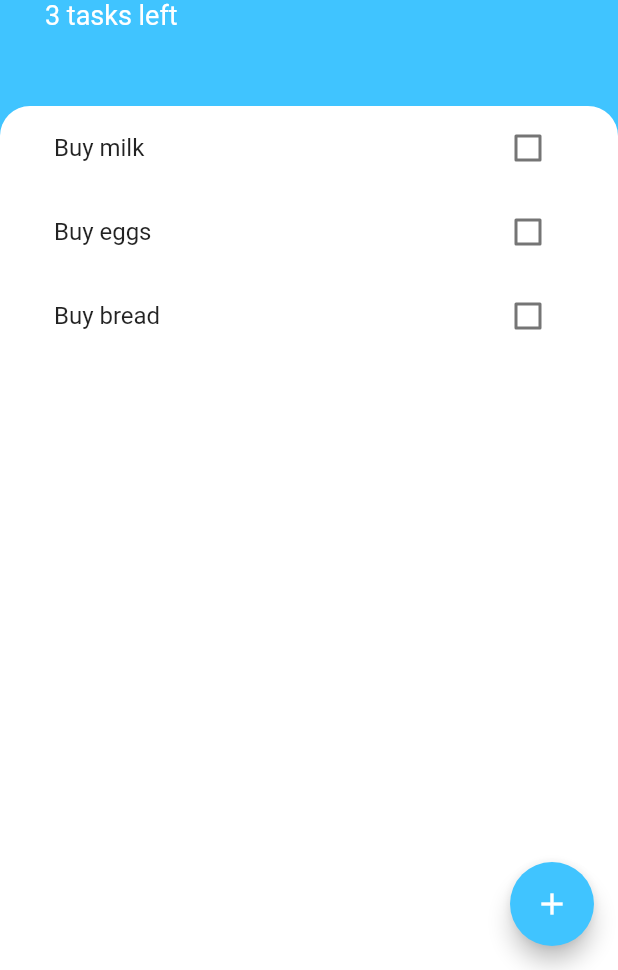
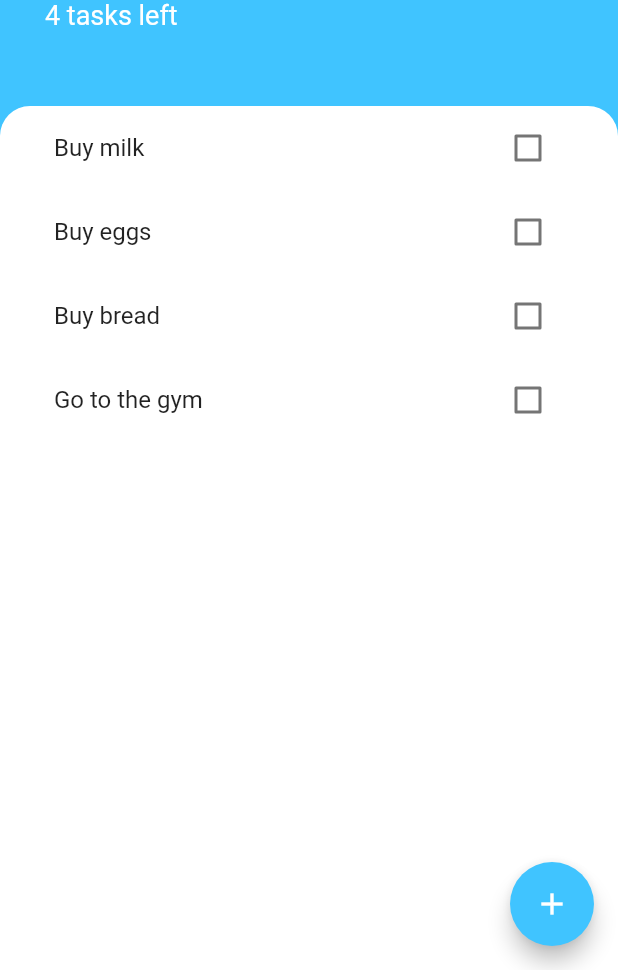
Before and after one commit to Stevemaster92/flutter-todoey, a Flutter app: the screen it shows after launch, on a phone screen of 412 x 824 dp, the part 266-1236 px from its top. Run offline on Flutter 3.47's test engine with Material 2 defaults, Android fonts, the phone set to English and light mode, and no system bars.

```diff
--- a/lib/main.dart
+++ b/lib/main.dart
@@ -1,13 +1,16 @@
 import 'package:flutter/material.dart';
+import 'package:flutter_todoey/models/task_data.dart';
 import 'package:flutter_todoey/screens/tasks_screen.dart';
+import 'package:provider/provider.dart';
 
 void main() => runApp(MyApp());
 
 class MyApp extends StatelessWidget {
   @override
   Widget build(BuildContext context) {
-    return MaterialApp(
-      home: TasksScreen(),
+    return ChangeNotifierProvider(
+      create: (context) => TaskData(),
+      child: MaterialApp(home: TasksScreen()),
     );
   }
 }
--- /dev/null
+++ b/lib/models/task_data.dart
@@ -0,0 +1,29 @@
+import 'dart:collection';
+
+import 'package:flutter/foundation.dart';
+import 'package:flutter_todoey/models/task.dart';
+
+class TaskData extends ChangeNotifier {
+  List<Task> _tasks = [
+    Task(name: "Buy milk"),
+    Task(name: "Buy eggs"),
+    Task(name: "Buy bread"),
+    Task(name: "Go to the gym"),
+  ];
+
+  int get taskCount => _tasks.length;
+
+  UnmodifiableListView<Task> get tasks => UnmodifiableListView(_tasks);
+
+  int get tasksLeft => _tasks.where((element) => !element.isDone).length;
+
+  void addTask(String title) {
+    _tasks.add(Task(name: title));
+    notifyListeners();
+  }
+
+  void toggleTask(int index) {
+    _tasks[index].toggleDone();
+    notifyListeners();
+  }
+}
--- a/lib/screens/tasks_screen.dart
+++ b/lib/screens/tasks_screen.dart
@@ -1,7 +1,8 @@
 import 'package:flutter/material.dart';
-import 'package:flutter_todoey/models/task.dart';
+import 'package:flutter_todoey/models/task_data.dart';
 import 'package:flutter_todoey/screens/add_task_screen.dart';
 import 'package:flutter_todoey/widgets/tasks_list.dart';
+import 'package:provider/provider.dart';
 
 class TasksScreen extends StatefulWidget {
   @override
@@ -9,20 +10,6 @@ class TasksScreen extends StatefulWidget {
 }
 
 class _TasksScreenState extends State<TasksScreen> {
-  List<Task> tasks = [
-    Task(name: "Buy milk"),
-    Task(name: "Buy eggs"),
-    Task(name: "Buy bread"),
-  ];
-  num numberOfTasksLeft;
-
-  @override
-  void initState() {
-    super.initState();
-
-    numberOfTasksLeft = tasks.length;
-  }
-
   @override
   Widget build(BuildContext context) {
     return Scaffold(
@@ -36,12 +23,7 @@ class _TasksScreenState extends State<TasksScreen> {
           builder: (context) => SingleChildScrollView(
             child: Container(
               padding: EdgeInsets.only(bottom: MediaQuery.of(context).viewInsets.bottom),
-              child: AddTaskScreen(
-                onTaskAdded: (title) => setState(() {
-                  tasks.add(Task(name: title));
-                  numberOfTasksLeft++;
-                }),
-              ),
+              child: AddTaskScreen(),
             ),
           ),
         ),
@@ -65,7 +47,7 @@ class _TasksScreenState extends State<TasksScreen> {
                   style: TextStyle(color: Colors.white, fontSize: 40.0, fontWeight: FontWeight.w700),
                 ),
                 Text(
-                  "$numberOfTasksLeft tasks left",
+                  "${Provider.of<TaskData>(context).tasksLeft} tasks left",
                   style: TextStyle(color: Colors.white, fontSize: 18.0),
                 ),
                 SizedBox(height: 20.0),
@@ -79,15 +61,7 @@ class _TasksScreenState extends State<TasksScreen> {
                 color: Colors.white,
                 borderRadius: BorderRadius.only(topLeft: Radius.circular(20.0), topRight: Radius.circular(20.0)),
               ),
-              child: TasksList(
-                items: tasks,
-                onChecked: (index, value) {
-                  setState(() {
-                    tasks[index].toggleDone();
-                    numberOfTasksLeft -= value ? 1 : -1;
-                  });
-                },
-              ),
+              child: TasksList(),
             ),
           ),
         ],
--- a/lib/widgets/task_tile.dart
+++ b/lib/widgets/task_tile.dart
@@ -14,7 +14,11 @@ class TaskTile extends StatelessWidget {
         title,
         style: TextStyle(decoration: isChecked ? TextDecoration.lineThrough : TextDecoration.none),
       ),
-      trailing: Checkbox(activeColor: Colors.lightBlueAccent, value: isChecked, onChanged: onChecked),
+      trailing: Checkbox(
+        activeColor: Colors.lightBlueAccent,
+        value: isChecked,
+        onChanged: onChecked,
+      ),
     );
   }
 }
--- a/lib/widgets/tasks_list.dart
+++ b/lib/widgets/tasks_list.dart
@@ -1,24 +1,22 @@
 import 'package:flutter/material.dart';
-import 'package:flutter_todoey/models/task.dart';
+import 'package:flutter_todoey/models/task_data.dart';
 import 'package:flutter_todoey/widgets/task_tile.dart';
+import 'package:provider/provider.dart';
 
 class TasksList extends StatelessWidget {
-  final List<Task> items;
-  final Function onChecked;
-
-  TasksList({Key key, @required this.items, @required this.onChecked}) : super(key: key);
-
   @override
   Widget build(BuildContext context) {
-    return ListView.builder(
-      itemBuilder: (context, index) {
-        return TaskTile(
-          title: items[index].name,
-          isChecked: items[index].isDone,
-          onChecked: (value) => onChecked(index, value),
-        );
-      },
-      itemCount: items.length,
+    return Consumer<TaskData>(
+      builder: (context, taskData, child) => ListView.builder(
+        itemBuilder: (context, index) {
+          return TaskTile(
+            title: taskData.tasks[index].name,
+            isChecked: taskData.tasks[index].isDone,
+            onChecked: (value) => taskData.toggleTask(index),
+          );
+        },
+        itemCount: taskData.taskCount,
+      ),
     );
   }
 }
--- a/pubspec.yaml
+++ b/pubspec.yaml
@@ -28,6 +28,7 @@ dependencies:
   # The following adds the Cupertino Icons font to your application.
   # Use with the CupertinoIcons class for iOS style icons.
   cupertino_icons: ^1.0.0
+  provider: ^4.3.2+2
 
 dev_dependencies:
   flutter_test:
```
Also changed, not shown: lib/screens/add_task_screen.dart (+5 -5 lines), pubspec.lock.
